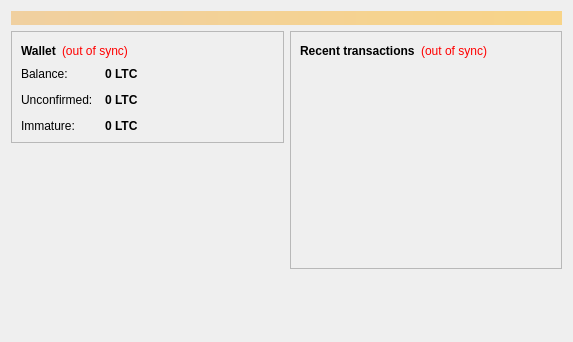
Qt form src/qt/forms/overviewpage.ui (liberalcoin/liberalcoin) before a commit.
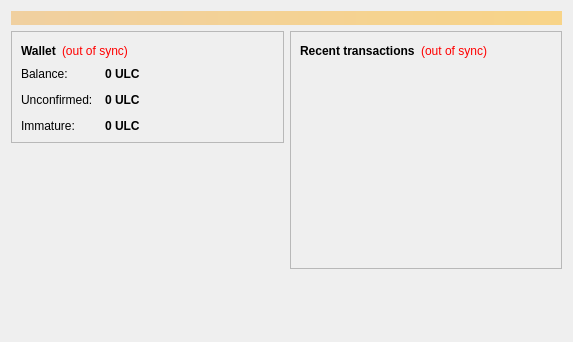
The same form after that commit.

The edit to the form file:
```diff
--- a/src/qt/forms/overviewpage.ui
+++ b/src/qt/forms/overviewpage.ui
@@ -122,7 +122,7 @@
                <string>Your current balance</string>
               </property>
               <property name="text">
-               <string notr="true">0 LTC</string>
+               <string notr="true">0 ULC</string>
               </property>
               <property name="textInteractionFlags">
                <set>Qt::LinksAccessibleByMouse|Qt::TextSelectableByKeyboard|Qt::TextSelectableByMouse</set>
@@ -151,7 +151,7 @@
                <string>Total of transactions that have yet to be confirmed, and do not yet count toward the current balance</string>
               </property>
               <property name="text">
-               <string notr="true">0 LTC</string>
+               <string notr="true">0 ULC</string>
               </property>
               <property name="textInteractionFlags">
                <set>Qt::LinksAccessibleByMouse|Qt::TextSelectableByKeyboard|Qt::TextSelectableByMouse</set>
@@ -177,7 +177,7 @@
                <string>Mined balance that has not yet matured</string>
               </property>
               <property name="text">
-               <string notr="true">0 LTC</string>
+               <string notr="true">0 ULC</string>
               </property>
               <property name="textInteractionFlags">
                <set>Qt::LinksAccessibleByMouse|Qt::TextSelectableByKeyboard|Qt::TextSelectableByMouse</set>
```
Left out of the diff: 4 changed lines with no effect on the pictures.
